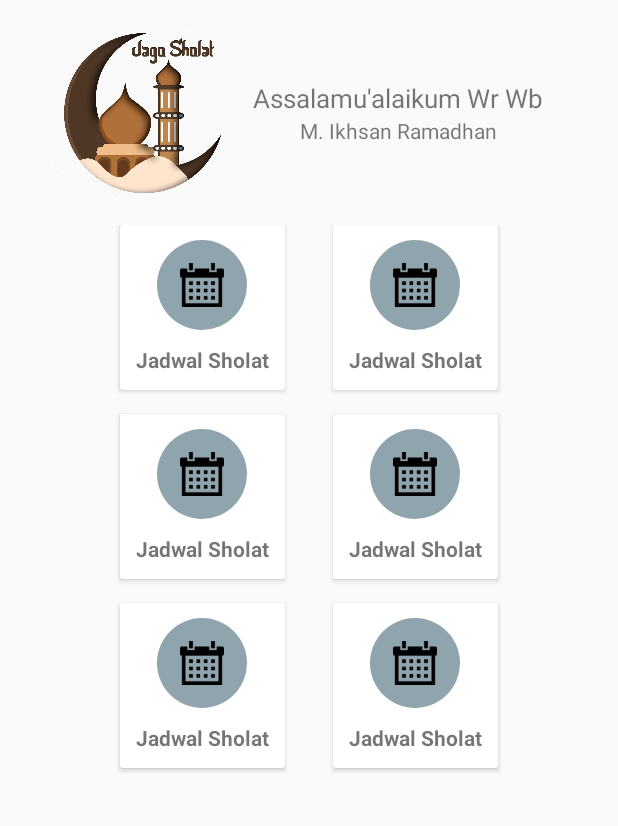
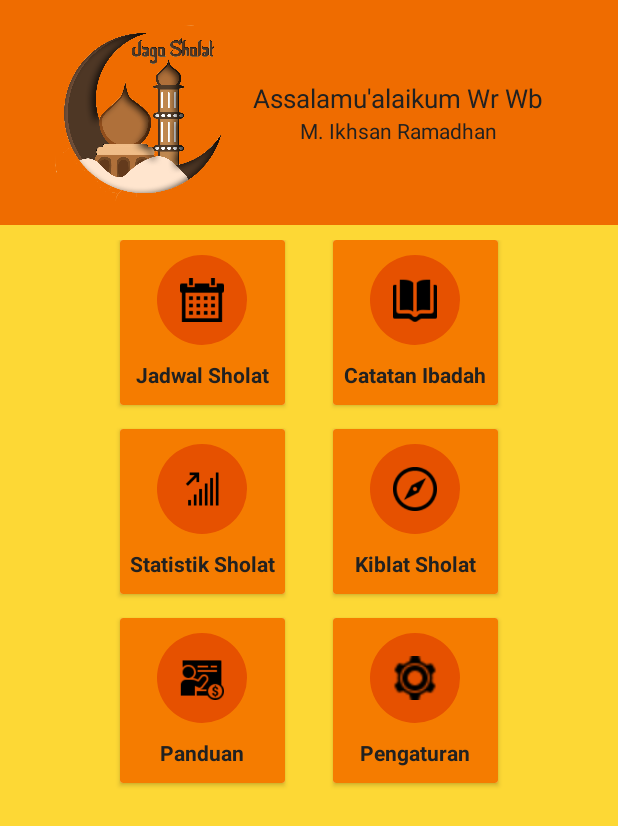
Before and after one commit to ikhsanramadhaan/DugLegir, an Android app: the screen it shows after launch (MainActivity), on a phone screen of 412 x 824 dp. Shown: the top 826 px of the screen. Run offline under Robolectric (Android 15) with nearby library versions, the phone set to English and light mode, and no system bars.

```diff
--- a/app/src/main/res/drawable/circleshape.xml
+++ b/app/src/main/res/drawable/circleshape.xml
@@ -1,5 +1,5 @@
 <?xml version="1.0" encoding="utf-8"?>
 <shape android:shape="oval" xmlns:android="http://schemas.android.com/apk/res/android">
 
-    <solid android:color="@color/blue_grey_dark"/>
+    <solid android:color="#E65100"/>
 </shape>
--- a/app/src/main/res/layout/activity_main.xml
+++ b/app/src/main/res/layout/activity_main.xml
@@ -7,6 +7,7 @@
     android:layout_width="match_parent"
     android:layout_height="match_parent"
     android:orientation="vertical"
+    android:background="#FDD835"
 
     tools:context="com.example.ikhsanramadhan.duglegir.MainActivity">
 
@@ -20,6 +21,7 @@
         android:layout_height="150dp"
         android:layout_gravity="center"
         android:orientation="horizontal"
+        android:background="#ef6c00"
         android:paddingHorizontal="35dp"
         android:paddingVertical="16dp">
         <ImageView
@@ -39,12 +41,14 @@
                 android:layout_width="wrap_content"
                 android:layout_height="wrap_content"
                 android:textSize="17sp"
-                android:text="Assalamu'alaikum Wr Wb" />
+                android:text="Assalamu'alaikum Wr Wb"
+                android:textColor="#212121"/>
 
             <TextView
                 android:layout_width="wrap_content"
                 android:layout_height="wrap_content"
-                android:text="M. Ikhsan Ramadhan" />
+                android:text="M. Ikhsan Ramadhan"
+                android:textColor="#212121"/>
 
 
         </LinearLayout>
@@ -59,6 +63,7 @@
             android:layout_width="wrap_content"
             android:layout_height="match_parent"
             android:layout_weight="1"
+            android:layout_marginTop="10dp"
             android:gravity="right"
             android:orientation="vertical">
 
@@ -76,6 +81,7 @@
                 android:layout_width="match_parent"
                 android:layout_height="match_parent"
                 android:gravity="center"
+                android:background="#F57C00"
                 android:orientation="vertical">
 
                 <ImageView
@@ -90,6 +96,7 @@
                     android:layout_height="wrap_content"
                     android:layout_marginTop="10dp"
                     android:text="Jadwal Sholat"
+                    android:textColor="#212121"
                     android:textStyle="bold" />
             </LinearLayout>
         </android.support.v7.widget.CardView>
@@ -106,6 +113,7 @@
                     android:layout_width="match_parent"
                     android:layout_height="match_parent"
                     android:gravity="center"
+                    android:background="#F57C00"
                     android:orientation="vertical">
 
                     <ImageView
@@ -113,13 +121,14 @@
                         android:layout_height="60dp"
                         android:background="@drawable/circleshape"
                         android:padding="15dp"
-                        android:src="@drawable/icons8_calendar_48px_2" />
+                        android:src="@drawable/icons8_investment_64px" />
 
                     <TextView
                         android:layout_width="wrap_content"
                         android:layout_height="wrap_content"
                         android:layout_marginTop="10dp"
-                        android:text="Jadwal Sholat"
+                        android:textColor="#212121"
+                        android:text="Statistik Sholat"
                         android:textStyle="bold" />
                 </LinearLayout>
             </android.support.v7.widget.CardView>
@@ -136,6 +145,7 @@
                     android:layout_width="match_parent"
                     android:layout_height="match_parent"
                     android:gravity="center"
+                    android:background="#F57C00"
                     android:orientation="vertical">
 
                     <ImageView
@@ -143,13 +153,14 @@
                         android:layout_height="60dp"
                         android:background="@drawable/circleshape"
                         android:padding="15dp"
-                        android:src="@drawable/icons8_calendar_48px_2" />
+                        android:src="@drawable/icons8_teacher_hiring_50px" />
 
                     <TextView
                         android:layout_width="wrap_content"
                         android:layout_height="wrap_content"
                         android:layout_marginTop="10dp"
-                        android:text="Jadwal Sholat"
+                        android:text="Panduan"
+                        android:textColor="#212121"
                         android:textStyle="bold" />
                 </LinearLayout>
             </android.support.v7.widget.CardView>
@@ -163,6 +174,7 @@
             android:layout_width="wrap_content"
             android:layout_height="match_parent"
             android:layout_weight="1"
+            android:layout_marginTop="10dp"
             android:gravity="left"
             android:orientation="vertical">
 
@@ -180,6 +192,7 @@
                     android:layout_width="match_parent"
                     android:layout_height="match_parent"
                     android:gravity="center"
+                    android:background="#F57C00"
                     android:orientation="vertical">
 
                     <ImageView
@@ -187,13 +200,14 @@
                         android:layout_height="60dp"
                         android:background="@drawable/circleshape"
                         android:padding="15dp"
-                        android:src="@drawable/icons8_calendar_48px_2" />
+                        android:src="@drawable/icons8_literature_52px" />
 
                     <TextView
                         android:layout_width="wrap_content"
                         android:layout_height="wrap_content"
                         android:layout_marginTop="10dp"
-                        android:text="Jadwal Sholat"
+                        android:text="Catatan Ibadah"
+                        android:textColor="#212121"
                         android:textStyle="bold" />
                 </LinearLayout>
             </android.support.v7.widget.CardView>
@@ -210,6 +224,7 @@
                     android:layout_width="match_parent"
                     android:layout_height="match_parent"
                     android:gravity="center"
+                    android:background="#F57C00"
                     android:orientation="vertical">
 
                     <ImageView
@@ -217,13 +232,14 @@
                         android:layout_height="60dp"
                         android:background="@drawable/circleshape"
                         android:padding="15dp"
-                        android:src="@drawable/icons8_calendar_48px_2" />
+                        android:src="@drawable/icons8_compass_48px" />
 
                     <TextView
                         android:layout_width="wrap_content"
                         android:layout_height="wrap_content"
                         android:layout_marginTop="10dp"
-                        android:text="Jadwal Sholat"
+                        android:text="Kiblat Sholat"
+                        android:textColor="#212121"
                         android:textStyle="bold" />
                 </LinearLayout>
             </android.support.v7.widget.CardView>
@@ -240,6 +256,7 @@
                     android:layout_width="match_parent"
                     android:layout_height="match_parent"
                     android:gravity="center"
+                    android:background="#F57C00"
                     android:orientation="vertical">
 
                     <ImageView
@@ -247,13 +264,14 @@
                         android:layout_height="60dp"
                         android:background="@drawable/circleshape"
                         android:padding="15dp"
-                        android:src="@drawable/icons8_calendar_48px_2" />
+                        android:src="@drawable/icons8_settings_24px_2" />
 
                     <TextView
                         android:layout_width="wrap_content"
                         android:layout_height="wrap_content"
                         android:layout_marginTop="10dp"
-                        android:text="Jadwal Sholat"
+                        android:text="Pengaturan"
+                        android:textColor="#212121"
                         android:textStyle="bold" />
                 </LinearLayout>
             </android.support.v7.widget.CardView>
--- a/app/src/main/res/values/colors.xml
+++ b/app/src/main/res/values/colors.xml
@@ -1,7 +1,7 @@
 <?xml version="1.0" encoding="utf-8"?>
 <resources>
-    <color name="colorPrimary">#3F51B5</color>
-    <color name="colorPrimaryDark">#303F9F</color>
+    <color name="colorPrimary">#f9a825</color>
+    <color name="colorPrimaryDark">#ef6c00</color>
     <color name="colorAccent">#FF4081</color>
     <color name="brown">#757575</color>
     <color name="blue_grey">#B0BEC5</color>
--- a/app/src/main/res/values/styles.xml
+++ b/app/src/main/res/values/styles.xml
@@ -3,8 +3,8 @@
     <!-- Base application theme. -->
     <style name="AppTheme" parent="Theme.AppCompat.Light.NoActionBar">
         <!-- Customize your theme here. -->
-        <item name="colorPrimary">@color/bluegrey_older_dark</item>
-        <item name="colorPrimaryDark">@color/bluegrey_older_dark</item>
+        <item name="colorPrimary">@color/colorPrimary</item>
+        <item name="colorPrimaryDark">@color/colorPrimaryDark</item>
         <item name="colorAccent">@color/colorAccent</item>
     </style>
 
```
